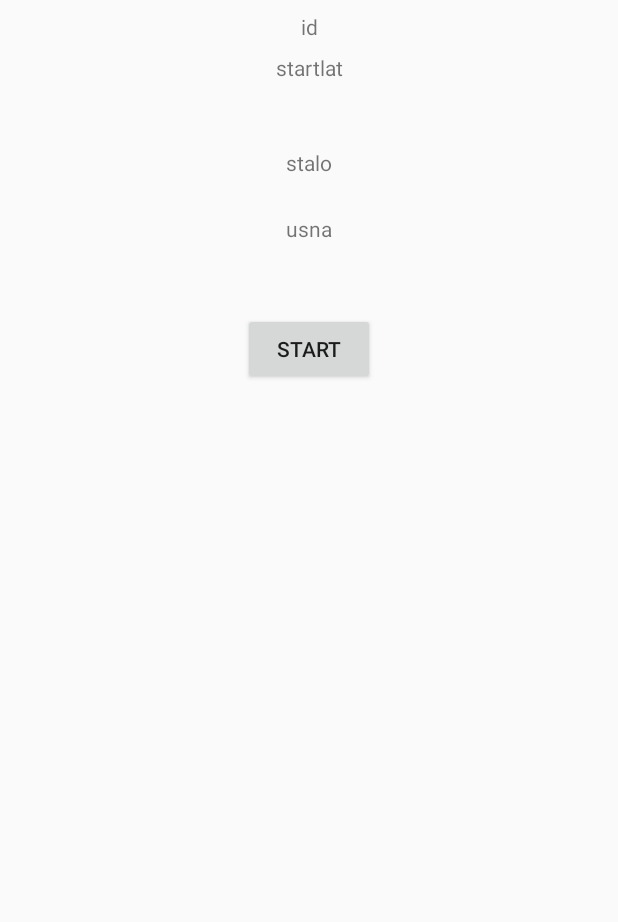
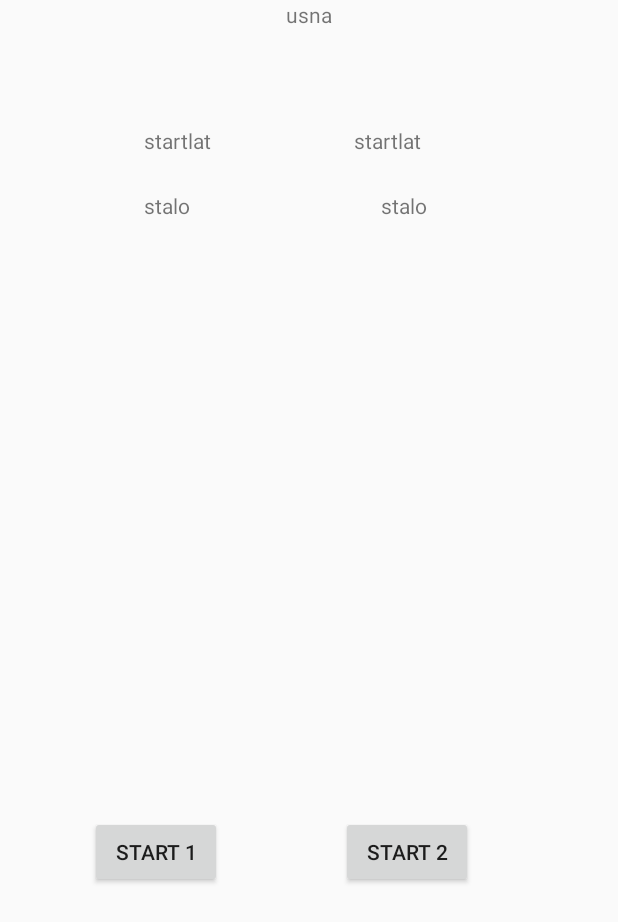
Before and after one commit to WeynsA/AOT, an Android app: the layout activity_homescreen.xml on its own in the app's theme, with its tools: preview values and no code run, on a phone screen of 412 x 824 dp. Shown: the top 922 px of the screen. Run offline under Robolectric (Android 15) with nearby library versions, the phone set to English and light mode, and no system bars; network calls fail.

Commit message:
all layout is there

```diff
--- a/HomeRacer/app/src/main/res/layout/activity_homescreen.xml
+++ b/HomeRacer/app/src/main/res/layout/activity_homescreen.xml
@@ -11,14 +11,25 @@
         android:id="@+id/tvStartLong"
         android:layout_width="wrap_content"
         android:layout_height="wrap_content"
+        android:layout_marginStart="96dp"
+        android:layout_marginLeft="96dp"
+        android:layout_marginTop="24dp"
+        android:text="stalo"
+        app:layout_constraintStart_toStartOf="parent"
+        app:layout_constraintTop_toBottomOf="@+id/tvStartLat" />
+
+    <TextView
+        android:id="@+id/tvEndLong"
+        android:layout_width="wrap_content"
+        android:layout_height="wrap_content"
         android:layout_marginStart="8dp"
         android:layout_marginLeft="8dp"
-        android:layout_marginTop="44dp"
+        android:layout_marginTop="24dp"
         android:layout_marginEnd="8dp"
         android:layout_marginRight="8dp"
         android:text="stalo"
         app:layout_constraintEnd_toEndOf="parent"
-        app:layout_constraintStart_toStartOf="parent"
+        app:layout_constraintStart_toEndOf="@+id/tvStartLong"
         app:layout_constraintTop_toBottomOf="@+id/tvStartLat" />
 
     <TextView
@@ -27,26 +38,37 @@
         android:layout_height="wrap_content"
         android:layout_marginStart="8dp"
         android:layout_marginLeft="8dp"
-        android:layout_marginTop="88dp"
         android:layout_marginEnd="8dp"
         android:layout_marginRight="8dp"
         android:text="usna"
         app:layout_constraintEnd_toEndOf="parent"
         app:layout_constraintStart_toStartOf="parent"
-        app:layout_constraintTop_toBottomOf="@+id/tvStartLat" />
+        tools:layout_editor_absoluteY="16dp" />
 
     <TextView
         android:id="@+id/tvStartLat"
         android:layout_width="wrap_content"
         android:layout_height="wrap_content"
+        android:layout_marginStart="96dp"
+        android:layout_marginLeft="96dp"
+        android:layout_marginTop="84dp"
+        android:text="startlat"
+        app:layout_constraintStart_toStartOf="parent"
+        app:layout_constraintTop_toBottomOf="@+id/tvId" />
+
+    <TextView
+        android:id="@+id/tvEndLat"
+        android:layout_width="wrap_content"
+        android:layout_height="wrap_content"
         android:layout_marginStart="8dp"
         android:layout_marginLeft="8dp"
-        android:layout_marginTop="8dp"
+        android:layout_marginTop="84dp"
         android:layout_marginEnd="8dp"
         android:layout_marginRight="8dp"
         android:text="startlat"
         app:layout_constraintEnd_toEndOf="parent"
-        app:layout_constraintStart_toStartOf="parent"
+        app:layout_constraintHorizontal_bias="0.416"
+        app:layout_constraintStart_toEndOf="@+id/tvStartLat"
         app:layout_constraintTop_toBottomOf="@+id/tvId" />
 
     <TextView
@@ -59,19 +81,30 @@
         android:layout_marginEnd="8dp"
         android:layout_marginRight="8dp"
         android:text="id"
+        android:visibility="gone"
         app:layout_constraintEnd_toEndOf="parent"
         app:layout_constraintStart_toStartOf="parent"
         app:layout_constraintTop_toTopOf="parent" />
 
     <Button
+        android:id="@+id/btnStartRace2"
+        android:layout_width="wrap_content"
+        android:layout_height="wrap_content"
+        android:layout_marginBottom="232dp"
+        android:text="Start 2"
+        app:layout_constraintBottom_toBottomOf="parent"
+        app:layout_constraintEnd_toEndOf="parent"
+        app:layout_constraintHorizontal_bias="0.702"
+        app:layout_constraintStart_toStartOf="parent" />
+
+    <Button
         android:id="@+id/btnStartRace"
         android:layout_width="wrap_content"
         android:layout_height="wrap_content"
-        android:layout_marginTop="8dp"
-        android:text="Start"
+        android:layout_marginBottom="232dp"
+        android:text="Start 1"
         app:layout_constraintBottom_toBottomOf="parent"
         app:layout_constraintEnd_toEndOf="parent"
-        app:layout_constraintStart_toStartOf="parent"
-        app:layout_constraintTop_toBottomOf="@+id/tvUserName"
-        app:layout_constraintVertical_bias="0.064" />
+        app:layout_constraintHorizontal_bias="0.185"
+        app:layout_constraintStart_toStartOf="parent" />
 </android.support.constraint.ConstraintLayout>
```
Also changed, not shown: HomeRacer/app/src/main/java/com/example/arno/homeracer/Homescreen.java (+26 -79 lines), HomeRacer/app/src/main/java/com/example/arno/homeracer/Login.java (+21 -114 lines), HomeRacer/app/src/main/java/com/example/arno/homeracer/MapsActivity.java (+65 -46 lines), HomeRacer/app/src/main/res/layout/activity_maps.xml (+34 -3 lines), HomeRacer/app/src/main/res/drawable/stop.png (added).
